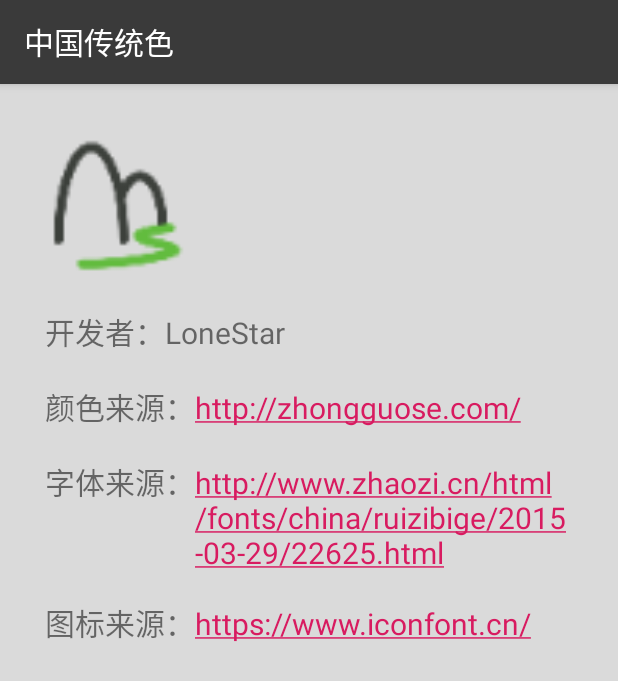
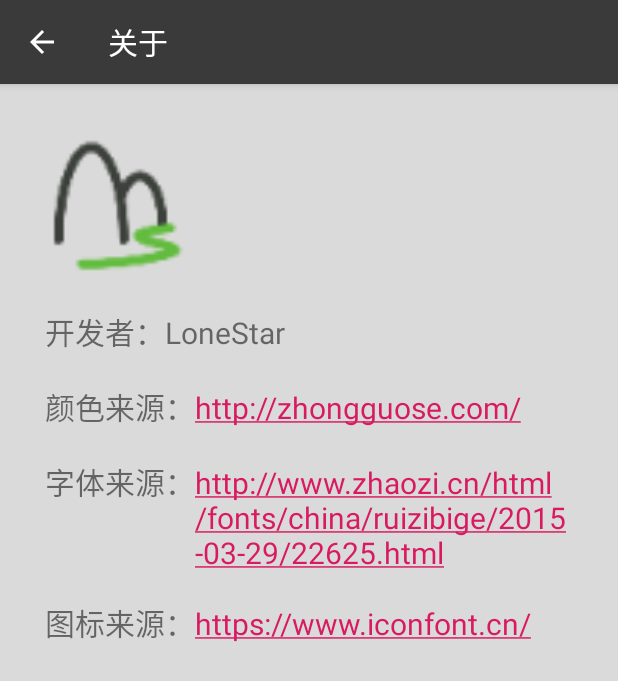
Before and after one commit to LoneStarFateZero/ChineseColor, an Android app: the screen it shows after launch (AboutActivity), in the options menu, after a tap on "关于", on a phone screen of 412 x 824 dp. Shown: the top 681 px of the screen. Run offline under Robolectric (Android 15) with nearby library versions, the phone set to English and light mode, and no system bars; libraries missing offline, so code that uses them is left out: com.daimajia.androidanimations, org.litepal, org.litepal.crud; 11 statements that could not run were skipped.

Commit message:
增加ActionBar返回按钮，修复菜单项硬编码字符串问题

```diff
--- a/app/src/main/java/pers/lonestar/chinesecolor/activities/AboutActivity.java
+++ b/app/src/main/java/pers/lonestar/chinesecolor/activities/AboutActivity.java
@@ -3,6 +3,7 @@ package pers.lonestar.chinesecolor.activities;
 import android.content.SharedPreferences;
 import android.graphics.drawable.ColorDrawable;
 import android.os.Bundle;
+import android.view.MenuItem;
 
 import androidx.appcompat.app.AppCompatActivity;
 import pers.lonestar.chinesecolor.R;
@@ -29,7 +30,19 @@ public class AboutActivity extends AppCompatActivity {
         String statusBarColor = sharedPreferences.getString("StatusBarColor", "#3A3A3A");
         if (getSupportActionBar() != null) {
             getSupportActionBar().setBackgroundDrawable(new ColorDrawable(android.graphics.Color.parseColor(actionBarColor)));
+            getSupportActionBar().setTitle("关于");
+            getSupportActionBar().setDisplayHomeAsUpEnabled(true);
             getWindow().setStatusBarColor(android.graphics.Color.parseColor(statusBarColor));
         }
     }
+
+    @Override
+    public boolean onOptionsItemSelected(MenuItem item) {
+        switch (item.getItemId()) {
+            case android.R.id.home:
+                finish();
+                break;
+        }
+        return true;
+    }
 }
--- a/app/src/main/java/pers/lonestar/chinesecolor/activities/FavoriteActivity.java
+++ b/app/src/main/java/pers/lonestar/chinesecolor/activities/FavoriteActivity.java
@@ -56,6 +56,7 @@ public class FavoriteActivity extends AppCompatActivity implements MyDialogFragm
         if (getSupportActionBar() != null) {
             getSupportActionBar().setBackgroundDrawable(new ColorDrawable(android.graphics.Color.parseColor(actionBarColor)));
             getSupportActionBar().setTitle("收藏");
+            getSupportActionBar().setDisplayHomeAsUpEnabled(true);
             getWindow().setStatusBarColor(android.graphics.Color.parseColor(statusBarColor));
         }
         recyclerView.scrollToPosition(position);
@@ -94,6 +95,9 @@ public class FavoriteActivity extends AppCompatActivity implements MyDialogFragm
                 MyDialogFragment dialogFragment = new MyDialogFragment();
                 dialogFragment.show(getSupportFragmentManager(), "MyDialog");
                 break;
+            case android.R.id.home:
+                finish();
+                break;
         }
         return true;
     }
--- a/app/src/main/res/menu/favorite.xml
+++ b/app/src/main/res/menu/favorite.xml
@@ -4,6 +4,6 @@
     <item
         android:id="@+id/delete"
         android:icon="@drawable/clear"
-        android:title="清除全部"
+        android:title="@string/menu_delete"
         app:showAsAction="always" />
 </menu>
--- a/app/src/main/res/menu/main.xml
+++ b/app/src/main/res/menu/main.xml
@@ -4,10 +4,10 @@
     <item
         android:id="@+id/favorite"
         android:icon="@drawable/favorite"
-        android:title="收藏"
+        android:title="@string/menu_favorite"
         app:showAsAction="always" />
     <item
         android:id="@+id/about"
-        android:title="关于"
+        android:title="@string/menu_about"
         app:showAsAction="never" />
 </menu>
--- a/app/src/main/res/values/strings.xml
+++ b/app/src/main/res/values/strings.xml
@@ -19,4 +19,8 @@
     <string name="delete_message">是否删除全部收藏颜色？</string>
     <string name="delete_cancel">取消</string>
     <string name="delete_approve">确认</string>
+
+    <string name="menu_favorite">收藏</string>
+    <string name="menu_about">关于</string>
+    <string name="menu_delete">清除全部</string>
 </resources>
```
